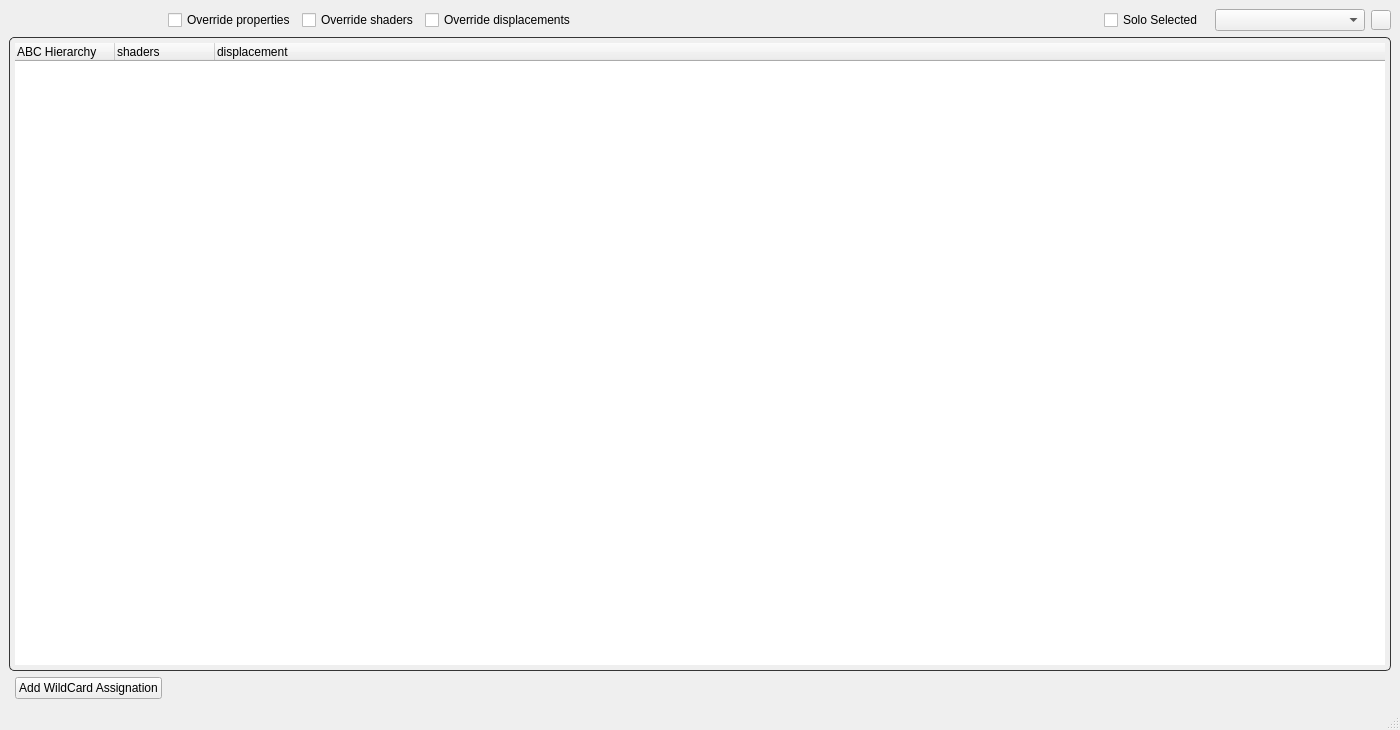
Old version of the form maya/scripts/shaderManager/ui/UI_ABCHierarchy.ui in the repository elliottsmith/abctoa.
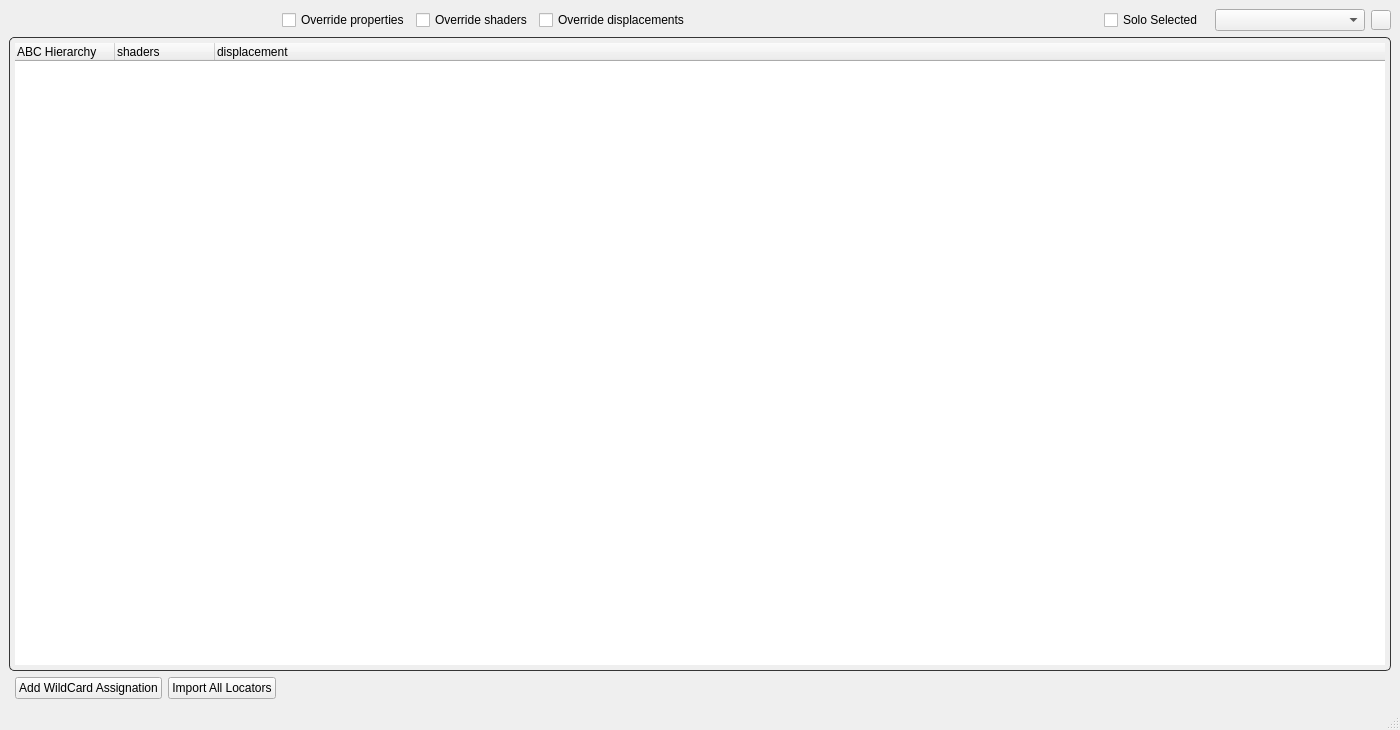
New version of the form.

Commit message: Button to import locators from alembic cache. Right click option on alembic manager to selectively import as geo.

```diff
--- a/maya/scripts/shaderManager/ui/UI_ABCHierarchy.ui
+++ b/maya/scripts/shaderManager/ui/UI_ABCHierarchy.ui
@@ -29,7 +29,7 @@
    <layout class="QGridLayout" name="gridLayout_2">
     <item row="1" column="0" colspan="2">
      <layout class="QGridLayout" name="gridLayout">
-      <item row="0" column="4">
+      <item row="0" column="5">
        <layout class="QHBoxLayout" name="horizontalLayout_3">
         <item>
          <widget class="QComboBox" name="renderLayer">
@@ -62,7 +62,7 @@
         </item>
        </layout>
       </item>
-      <item row="0" column="2">
+      <item row="0" column="3">
        <layout class="QHBoxLayout" name="horizontalLayout_2">
         <item>
          <widget class="QCheckBox" name="overrideProps">
@@ -107,7 +107,7 @@
         </item>
        </layout>
       </item>
-      <item row="1" column="0" colspan="5">
+      <item row="1" column="0" colspan="6">
        <widget class="QSplitter" name="splitter">
         <property name="orientation">
          <enum>Qt::Vertical</enum>
@@ -229,6 +229,13 @@
         </property>
        </widget>
       </item>
+      <item row="2" column="2">
+       <widget class="QPushButton" name="locatorsButton">
+        <property name="text">
+         <string>Import All Locators</string>
+        </property>
+       </widget>
+      </item>
      </layout>
     </item>
    </layout>
@@ -239,7 +246,7 @@
      <x>0</x>
      <y>0</y>
      <width>1400</width>
-     <height>24</height>
+     <height>25</height>
     </rect>
    </property>
   </widget>
```
The commit also changes 4 other files.
